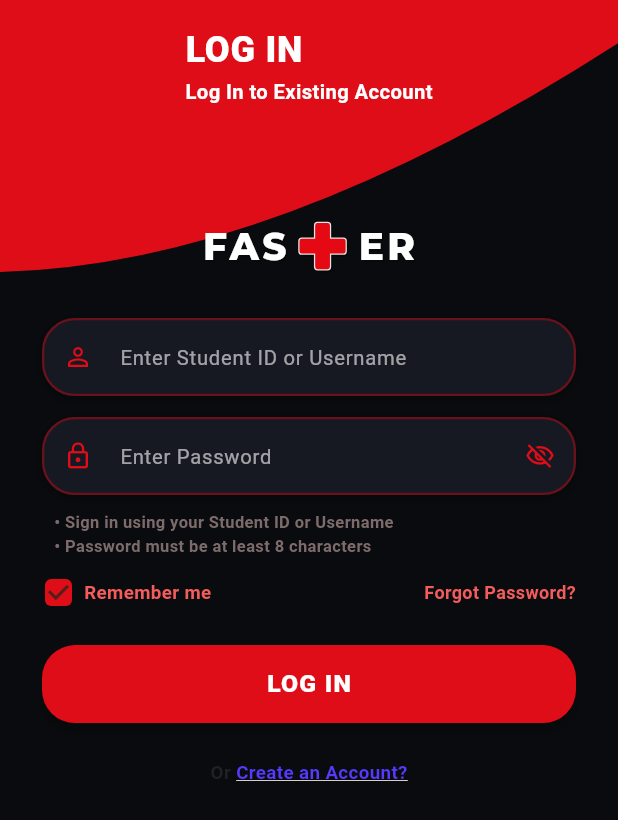
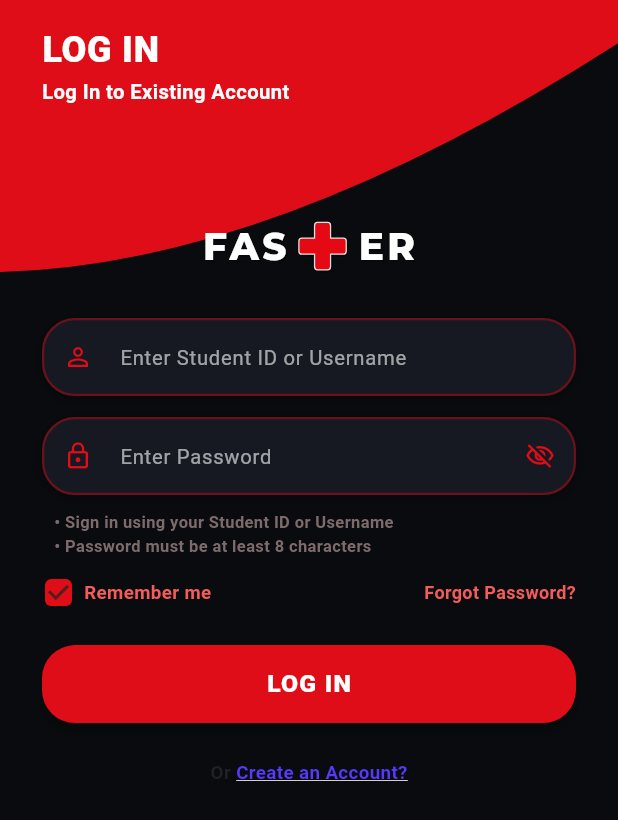
Before and after one commit to vawnz/FASTER_APP, a Flutter app: the screen it shows after launch, on a phone screen of 412 x 824 dp. Shown: the top 820 px of the screen. Run offline on Flutter 3.47's test engine with Material 3 defaults, Android fonts, the phone set to English and light mode, and no system bars; our stand-ins replace google_fonts, supabase_flutter; accounts and stored records are empty.

Commit message:
fix(auth): align login and sign-up header text to top-left using layoutBuilder

```diff
--- a/lib/modules/auth/login_screen.dart
+++ b/lib/modules/auth/login_screen.dart
@@ -503,10 +503,18 @@ class _AuthSplashScreenState extends State<AuthSplashScreen>
                       child: Opacity(
                         opacity: _contentFadeIn.value.clamp(0.0, 1.0),
                         child: AnimatedSwitcher(
-                          alignment: Alignment.topLeft,
                           duration: const Duration(milliseconds: 250),
                           switchInCurve: Curves.easeInOut,
                           switchOutCurve: Curves.easeInOut,
+                          layoutBuilder: (currentChild, previousChildren) {
+                            return Stack(
+                              alignment: Alignment.topLeft,
+                              children: <Widget>[
+                                ...previousChildren,
+                                ?currentChild,
+                              ],
+                            );
+                          },
                           transitionBuilder: (child, animation) =>
                               FadeTransition(opacity: animation, child: child),
                           child: Column(
```
